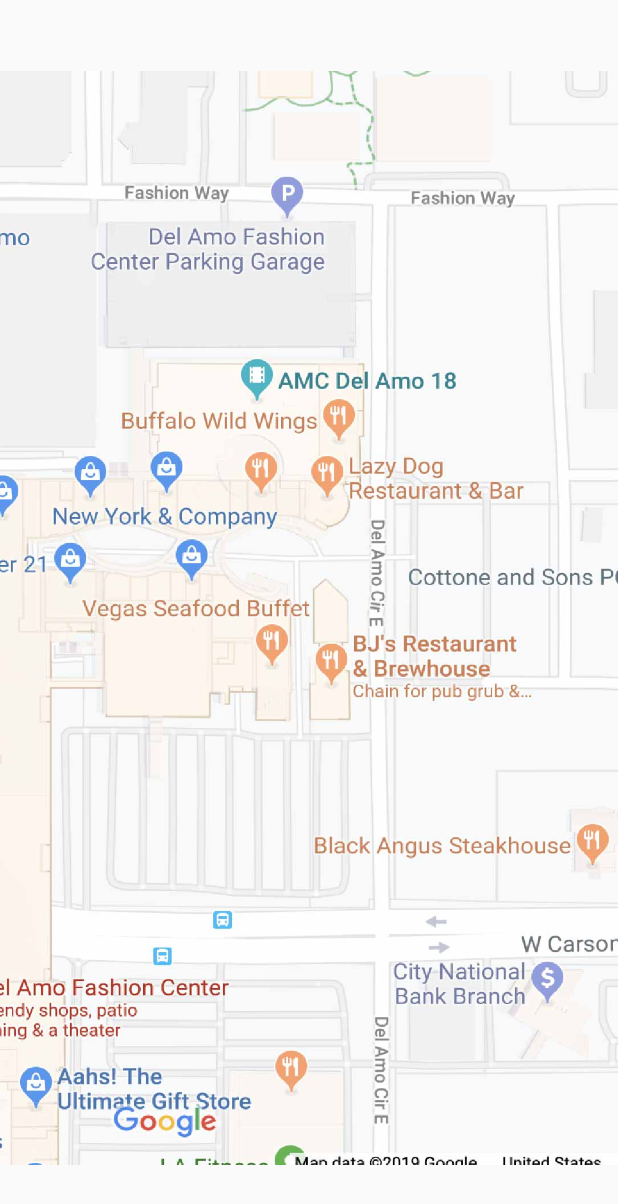
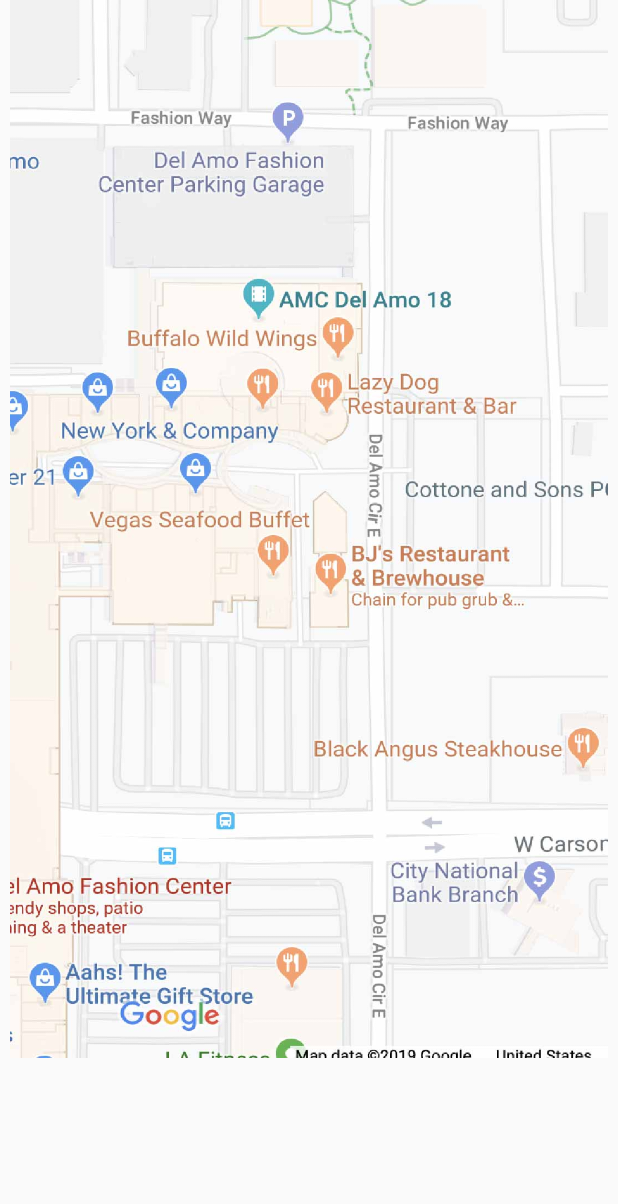
Before and after one commit to Yuichi-Kurino/FoodDivvy, an Android app: the MainActivity screen opened directly, with no data from a screen before it, on a phone screen of 412 x 824 dp. Shown: the top 1204 px of the screen. Run offline under Robolectric (Android 15) with nearby library versions, the phone set to English and light mode, and no system bars.

Commit message:
changed the size of image

```diff
--- a/app/src/main/res/layout/activity_main.xml
+++ b/app/src/main/res/layout/activity_main.xml
@@ -9,5 +9,5 @@
 
     <ImageView
             android:layout_width="match_parent"
-            android:layout_height="match_parent" app:srcCompat="@drawable/googlemaps" android:id="@+id/imageView2"/>
+            android:layout_height="705dp" app:srcCompat="@drawable/googlemaps" android:id="@+id/imageView2"/>
 </RelativeLayout>
```
